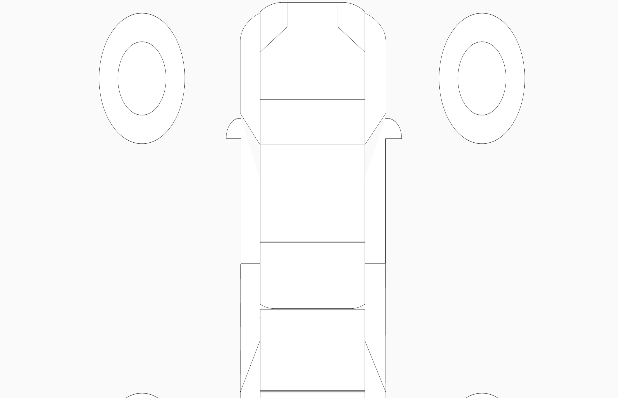
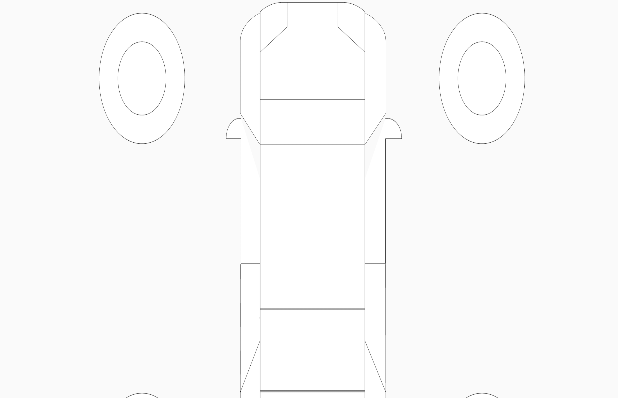
Before and after one commit to Abdallah991/Mofa, an Android app: the layout damage_report.xml on its own in the app's theme, with its tools: preview values and no code run, on a phone screen of 412 x 824 dp. Shown: the part 96-494 px from the top of the screen. Run offline under Robolectric (Android 15) with nearby library versions, the phone set to English and light mode, and no system bars.

Commit message:
more feedback done

```diff
--- a/app/src/main/java/com/fathom/mofa/HandoverConfirmation.java
+++ b/app/src/main/java/com/fathom/mofa/HandoverConfirmation.java
@@ -535,17 +535,17 @@ public class HandoverConfirmation extends Fragment {
             switch (vehicleInRecord.getCarType()) {
                 case "Saloon":
                 case "صالون":
-                    frontLeftDoor.setImageResource(R.drawable.front_left_red);
+                    frontLeft.setImageResource(R.drawable.front_left_red);
                     break;
                 case "Jeep":
                 case "جيب":
-                    frontLeftDoor.setImageResource(R.drawable.jeep_front_left_red);
+                    frontLeft.setImageResource(R.drawable.jeep_front_left_red);
                     break;
                 case "Family":
                 case "Van":
                 case "مركبة عائلية":
                 case "شاحنة صغيرة":
-                    frontLeftDoor.setImageResource(R.drawable.family_front_left_red);
+                    frontLeft.setImageResource(R.drawable.family_front_left_red);
                     break;
             }
         }
--- a/app/src/main/java/com/fathom/mofa/VehicleRecord.java
+++ b/app/src/main/java/com/fathom/mofa/VehicleRecord.java
@@ -350,6 +350,8 @@ public class VehicleRecord extends Fragment {
         int SPLASH_TIME_OUT = 2500;
         myHandler = new Handler();
 
+        if (!vehicleRecord.getCarTransaction().equals("MTR")) {
+
             Log.d(TAG2, "loading Recycler been called");
             progressDialog.show();
             // showing the Splash screen for two seconds then going to on boarding activity
@@ -412,6 +414,9 @@ public class VehicleRecord extends Fragment {
 //                progressDialog.dismiss();
                 }
             }, SPLASH_TIME_OUT);
+        }else {
+            driverName.setVisibility(View.GONE);
+        }
     }
 
     private void initUsers() {
--- a/app/src/main/res/layout/damage_report.xml
+++ b/app/src/main/res/layout/damage_report.xml
@@ -184,19 +184,21 @@
         android:id="@+id/ceilingConfirmation"
         android:layout_width="0dp"
         android:layout_height="0dp"
+        android:elevation="3dp"
         android:scaleType="fitXY"
         android:src="@drawable/ceiling"
-        android:elevation="3dp"
-        app:layout_constraintBottom_toTopOf="@+id/guideline54"
+        app:layout_constraintBottom_toTopOf="@+id/windShieldBackConfirmation"
         app:layout_constraintEnd_toStartOf="@+id/guideline21"
+        app:layout_constraintHorizontal_bias="0.0"
         app:layout_constraintStart_toStartOf="@+id/guideline31"
-        app:layout_constraintTop_toBottomOf="@+id/frontConfirmation" />
+        app:layout_constraintTop_toBottomOf="@+id/frontConfirmation"
+        app:layout_constraintVertical_bias="0.0" />
 
     <ImageView
         android:id="@+id/backCeilingConfirmation"
         android:layout_width="0dp"
         android:layout_height="0dp"
-        android:elevation="3dp"
+        android:elevation="1dp"
         android:scaleType="fitXY"
         android:src="@drawable/back"
         app:layout_constraintBottom_toTopOf="@+id/guideline55"
--- a/app/src/main/res/values/strings.xml
+++ b/app/src/main/res/values/strings.xml
@@ -54,8 +54,8 @@
     <string name="save">Save</string>
     <string name="cancel">Cancel</string>
     <string name="driver_id">Driver ID</string>
-    <string name="address_line_1">Address Line 1</string>
-    <string name="address_line_2">Address Line 2</string>
+    <string name="address_line_1">Area</string>
+    <string name="address_line_2">Address Line</string>
     <string name="nationality">Nationality</string>
     <string name="issue_date">Issue Date</string>
     <string name="expiry_date">Expiry Date</string>
```
Also changed, not shown: app/src/main/java/com/fathom/mofa/VehicleRecordDetails.java (+7 -9 lines), app/src/main/res/layout/fragment_vehicle_record_details.xml (+20 -0 lines), 1 other file. Lines whose indentation alone changed are shown as unchanged.
